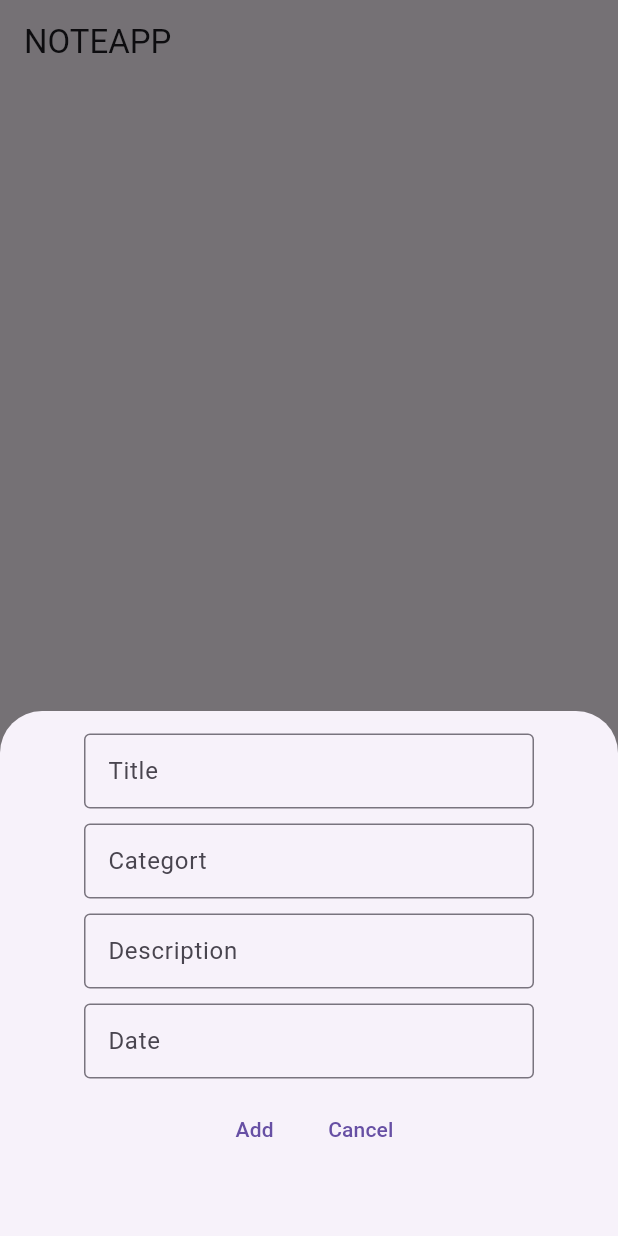
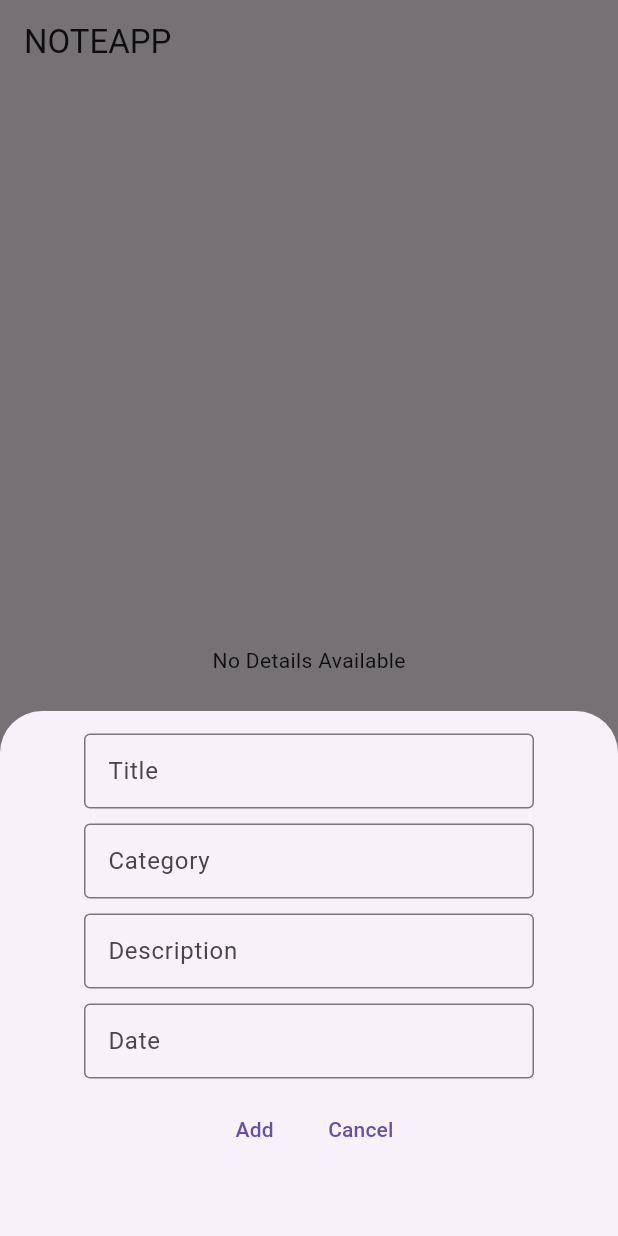
Before and after one commit to vishalsanthosh/noteappfirebase, a Flutter app: the screen it shows after launch, after a tap on the "add" icon, on a phone screen of 412 x 824 dp. Run offline on Flutter 3.47's test engine with Material 3 defaults, Android fonts, the phone set to English and light mode, and no system bars; our stand-ins replace cloud_firestore, firebase_core, hive; accounts and stored records are empty.

Commit message:
not finished

```diff
--- /dev/null
+++ b/lib/database.dart
@@ -0,0 +1,17 @@
+import 'package:cloud_firestore/cloud_firestore.dart';
+
+class Database {
+  static Future addNoteDetails(Map<String,dynamic>noteMapInfo,String id)async{
+    return await FirebaseFirestore.instance.collection("Note").doc(id).set(noteMapInfo);
+  }
+   static Future<Stream<QuerySnapshot>> getNoteDetails() async{
+  return await FirebaseFirestore.instance.collection("Note").snapshots();
+}
+
+static Future updateNoteDetails(String id,Map<String,dynamic> updateInfo) async{
+  return await FirebaseFirestore.instance.collection("Note").doc(id).update(updateInfo);
+}
+  static Future deleteNoteDetails(String id) async{
+  return await FirebaseFirestore.instance.collection("Note").doc(id).delete();
+}
+}
--- a/lib/main.dart
+++ b/lib/main.dart
@@ -1,11 +1,13 @@
+import 'package:firebase_core/firebase_core.dart';
 import 'package:flutter/material.dart';
-import 'package:hive/hive.dart';
-import 'package:hive_flutter/hive_flutter.dart';
+import 'package:noteappfirebase/firebase_options.dart';
 import 'package:noteappfirebase/noteapp.dart';
 
-void main()async {
-  await Hive.initFlutter();
-  var box=await Hive.openBox("mybox");
+void main() async {
+  WidgetsFlutterBinding.ensureInitialized();
+  await Firebase.initializeApp(
+    options: DefaultFirebaseOptions.currentPlatform,
+  );
   runApp(const MyApp());
 }
 
@@ -17,10 +19,6 @@ class MyApp extends StatelessWidget {
   Widget build(BuildContext context) {
     return MaterialApp(
       debugShowCheckedModeBanner: false,
-      title: 'Flutter Demo',
-      theme: ThemeData(
-
-      ),
       home: NoteApp(),
     );
   }
--- a/lib/noteapp.dart
+++ b/lib/noteapp.dart
@@ -1,5 +1,10 @@
+
+
+import 'package:cloud_firestore/cloud_firestore.dart';
+import 'package:flutter/foundation.dart';
 import 'package:flutter/material.dart';
 import 'package:hive/hive.dart';
+import 'package:noteappfirebase/database.dart';
 class NoteApp extends StatefulWidget {
 
 
@@ -9,25 +14,85 @@ class NoteApp extends StatefulWidget {
 
 class _NoteAppState extends State<NoteApp> {
   late Box box;
-   List<Map<String,String>> itemList=[];
+   List<Map<String,String>> itemS=[];
 
   TextEditingController title=TextEditingController();
   TextEditingController category=TextEditingController();
   TextEditingController description=TextEditingController();
   TextEditingController date=TextEditingController();
+ Stream<QuerySnapshot>? NoteStream;
+
+ getontheload()async{
+  NoteStream=await Database.getNoteDetails();
+  setState(() {
+
+  });
+ }
 
   @override
  void initState(){
   super.initState();
-     box=Hive.box("MyBox");
-     final storedItems=box.get('itemsList');
-     if(storedItems is List){
-      itemList=List<Map<String,String>>.from(
-        storedItems.map((e)=>Map<String,String>.from(e))
+  getontheload();
+ }
+   Widget allNoteDetails(){
+    return StreamBuilder(stream: NoteStream, builder: (context,AsyncSnapshot<QuerySnapshot>snapshot){
+      if(snapshot.connectionState==ConnectionState.waiting){
+        return Center(child: CircularProgressIndicator(),);
+      }
+      if(snapshot.hasError){
+        return Center(child: Text("Error: ${snapshot.error}"),);
+
+      }
+       if(snapshot.hasData||snapshot.data!.docs.isEmpty){
+        return Center(child: Text("No Details Available"),);
+
+      }
+      return GridView.builder(gridDelegate: SliverGridDelegateWithFixedCrossAxisCount(crossAxisCount: 2),
+      itemCount: snapshot.data!.docs.length,
+       itemBuilder: (context,index){
+        DocumentSnapshot ds=snapshot.data!.docs[index];
+      return Padding(padding: EdgeInsets.all(12),
+      child: Container(
+        height: 120,
+      width: 120,
+      decoration:  BoxDecoration(borderRadius: BorderRadius.circular(10),border: Border.all(color: Colors.black)),
+      child: Padding(padding: EdgeInsets.all(8),
+      child: Column(
+        children: [
+          Row(
+            children: [
+              Text("Title:" + (ds['Title']?? "N/A"),style: TextStyle(fontSize: 18,color: Colors.green,),),
+                      Spacer(),
+                      GestureDetector(
+                        onTap: (){
+                          title.text=ds['Name'];
+                          category.text=ds['Age'];
+                          description.text=ds["Location"];
+                          EditNoteDetails(ds["Id"]);
+                        },
+                        child: Icon(Icons.edit),
+                      ),
+                      IconButton(onPressed: ()async{
+                      await Database.deleteNoteDetails(ds['Id']);
+                      }, icon: Icon(Icons.delete))
+            ],
+          ),
+           SizedBox(height: 3,),
+                  Text("Category:"+ (ds["Category"]?? "N/A").toString(),style: TextStyle(fontSize: 18,color: Colors.yellow),),
+                  SizedBox(height: 3,),
+                  Text("Description:" + (ds["Description"]?? "N/A"),style: TextStyle(color: Colors.red,fontSize: 18),),
+                  SizedBox(height: 3,),
+                  Text("Date:"+(ds["Description"]?? "N/A"),style: TextStyle(color: const Color.fromARGB(255, 2, 154, 255),fontSize: 18)),
+        ],
+      ),
+      ),
+
+      ),
       );
+       });
+    });
    }
 
-  }
   @override
   Widget build(BuildContext context) {
     return Scaffold(
@@ -35,26 +100,11 @@ class _NoteAppState extends State<NoteApp> {
         title: Text('NOTEAPP')
       ),
 body:
-GridView.builder(
-  itemCount: itemList.length,
-  gridDelegate: SliverGridDelegateWithFixedCrossAxisCount(crossAxisCount: 2),
- itemBuilder: (
-
-  context,index){
-  final item=itemList[index];
-  return Container(
-    height: 300,
-    width: double.infinity,
-    child: Column(
+Column(
         children: [
-        Text(item['title']?? 'No title'),
-        Text(item['category']?? 'No catrgory'),
-        Text(item['description']?? 'No description'),
-        Text(item['date']?? 'No date')
+          Expanded(child: allNoteDetails())
         ],
       ),
-  );
- }),
 
 floatingActionButton: FloatingActionButton(onPressed: (){
       showModalBottomSheet(context: context, builder: (BuildContext context){
@@ -78,7 +128,7 @@ child: Padding(
         width: 300,
         child: TextField(
           controller: category,
-          decoration: InputDecoration(border: OutlineInputBorder(),label:Text('Categort')),)),
+          decoration: InputDecoration(border: OutlineInputBorder(),label:Text('Category')),)),
       SizedBox(height: 10),
        SizedBox(
         height: 50,
@@ -100,7 +150,7 @@ child: Padding(
           children: [
             TextButton(onPressed: (){
               setState(() {
-                itemList.add({'title':title.text,
+                itemS.add({'title':title.text,
                 'category':category.text,
                 'description':description.text,
                 'date':date.text,
@@ -108,7 +158,7 @@ child: Padding(
               });
               box.put(
                 'itemsList',
-                 itemList.map((e)=>Map<String,dynamic>.from(e)
+                 itemS.map((e)=>Map<String,dynamic>.from(e)
                 ).toList());
             });
               title.clear();
@@ -136,5 +186,6 @@ child: Padding(
     },
     child: Icon(Icons.add),),
     );
+
   }
 }
```
Lines whose indentation alone changed are shown as unchanged.
